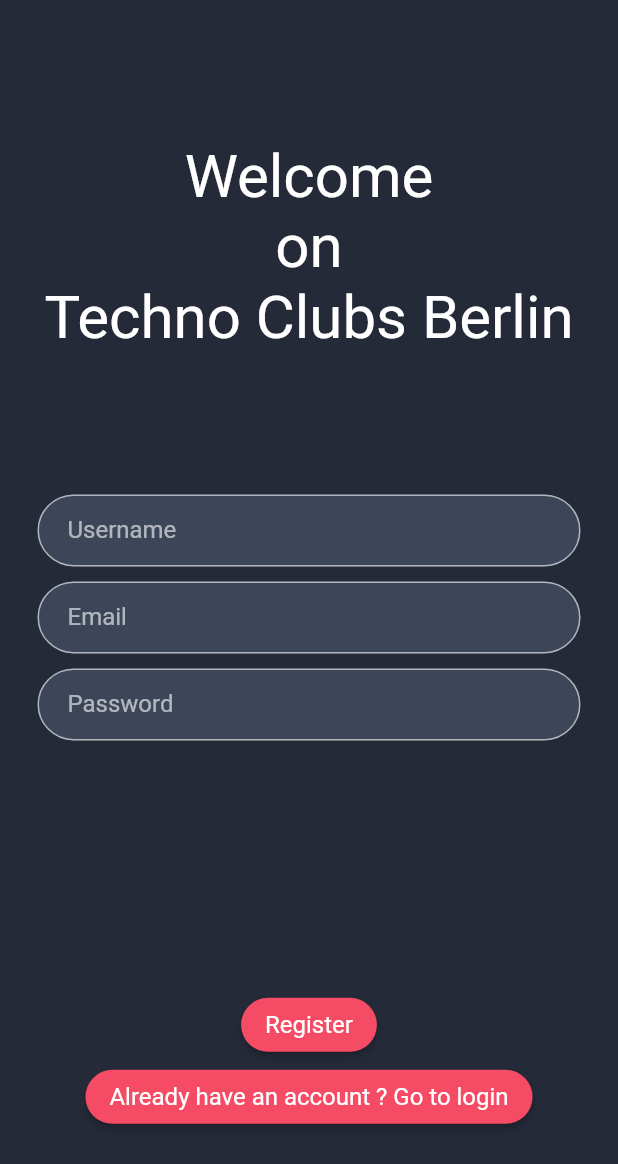
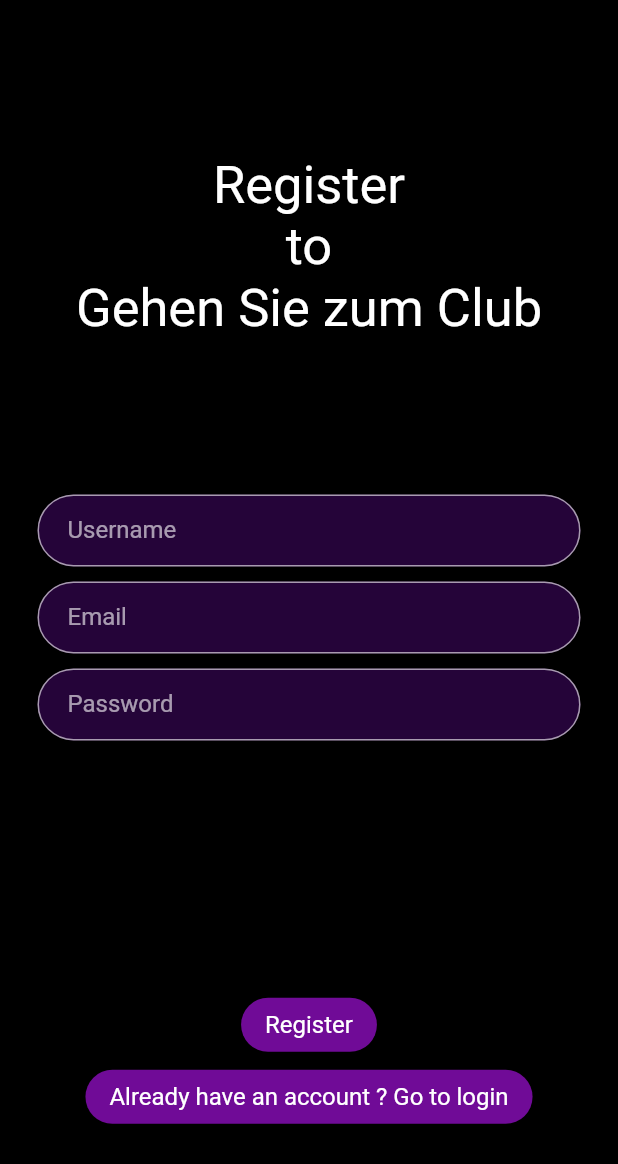
Before and after one commit to tadam-m/M-Flutter-II, a Flutter app: the screen it shows after launch, after a tap on "No account ? Go to register", on a phone screen of 412 x 824 dp. Shown: the top 1164 px of the screen. Run offline on Flutter 3.47's test engine with Material 2 defaults, Android fonts, the phone set to English and light mode, and no system bars; our stand-ins replace audioplayers, get, google_fonts.

Commit message:
[CHANGE] theme color and ringtone of the app + [UPDATE] api calls with /users

```diff
--- a/lib/API/api_manager.dart
+++ b/lib/API/api_manager.dart
@@ -11,7 +11,7 @@ class ApiManager
 
   static Future<User> loginUser(String username, String password) async {
     final response = await http.post(
-      Uri.parse(baseUrl + '/login'),
+      Uri.parse(baseUrl + '/users/login'),
       headers: <String, String>{
         'Content-Type': 'application/json; charset=UTF-8',
       },
@@ -30,7 +30,7 @@ class ApiManager
 
   static Future<User> registerUser(String username, String password) async {
     final response = await http.post(
-      Uri.parse(baseUrl + '/register'),
+      Uri.parse(baseUrl + '/users/register'),
       headers: <String, String>{
         'Content-Type': 'application/json; charset=UTF-8',
       },
--- a/lib/API/custom_exception.dart
+++ b/lib/API/custom_exception.dart
@@ -12,7 +12,7 @@ class CustomException implements Exception {
 
 class FetchDataException extends CustomException {
   FetchDataException(message)
-      : super(message.substring (1, message.length -1), "Error During Communication: ");
+      : super(message, "Error During Communication: ");
 }
 
 class BadRequestException extends CustomException {
--- a/lib/constants/colors.dart
+++ b/lib/constants/colors.dart
@@ -1,7 +1,7 @@
 import 'package:flutter/material.dart';
 
-const Color kSecondaryColor = Color(0xFF242A38);
-const Color kDarkGrey = Color(0xFF4E586E);
-const Color kPrimaryGradient1 = Color(0xFFF54B64);
-const Color kPrimaryGradient2 = Color(0xFFF78361);
+const Color kSecondaryColor = Color(0xFF000000);
+const Color kDarkGrey = Color(0xFF3E065F);
+const Color kPrimaryGradient1 = Color(0xFF700b97);
+const Color kPrimaryGradient2 = Color(0xFF8E05C2);
 const Color kBottonNavigationMenu = Color(0xFF20242F);
--- a/lib/screens/auth/login_screen.dart
+++ b/lib/screens/auth/login_screen.dart
@@ -52,15 +52,17 @@ class _LoginScreenState extends State<LoginScreen> {
                     ),
                     child: IntrinsicHeight(
                       child: Column(
+                        mainAxisAlignment: MainAxisAlignment.center,
                         children: <Widget>[
                           Expanded(
                             flex: 2,
                             child: Container(
                               alignment: Alignment.center,
-                              child: const Text(
-                                'Welcome\non\nTechno Clubs Berlin',
+                              child:
+                              const Text(
+                                'Already an Account ?',
                                 textAlign: TextAlign.center,
-                                style: TextStyle(fontSize: 40.0),
+                                style: TextStyle(fontSize: 35.0),
                               ),
                             ),
                           ),
--- a/lib/screens/auth/register_screen.dart
+++ b/lib/screens/auth/register_screen.dart
@@ -66,9 +66,9 @@ class _RegisterScreenState extends State<RegisterScreen> {
                           child: Container(
                             alignment: Alignment.center,
                             child: const Text(
-                              'Welcome\non\nTechno Clubs Berlin',
+                              'Register\nto\nGehen Sie zum Club',
                               textAlign: TextAlign.center,
-                              style: TextStyle(fontSize: 40.0),
+                              style: TextStyle(fontSize: 35.0),
                             ),
                           ),
                         ),
--- a/lib/screens/splash_screen.dart
+++ b/lib/screens/splash_screen.dart
@@ -16,7 +16,7 @@ class _SplashScreenState extends State<SplashScreen> {
 
   Future<void> _playAudio() async {
     await audioPlayer.play(
-      'https://zedge-ringtones.com/ringtones/f674c7deb01b7b02045328a85d03783b.mp3',
+      'https://zedge-ringtones.com/ringtones/43c6ef2253e993fa747cc0f64560dfd1.mp3',
     );
     await Future<void>.delayed(const Duration(seconds: 3));
     Get.offAllNamed(loginRoute);
@@ -36,16 +36,20 @@ class _SplashScreenState extends State<SplashScreen> {
           child: Column(
             mainAxisAlignment: MainAxisAlignment.center,
             children: const <Widget>[
+              Padding(
+                padding: EdgeInsets.only(top: 30.0),
+                child: Image(image: AssetImage('assets/icon-app.jpg')),
+              ),
               SizedBox(
                 child: Text(
-                  'Welcome\non\nTechno Clubs Berlin',
+                  'Welcome\non\nGehen Sie zum Club',
                   overflow: TextOverflow.ellipsis,
                   textAlign: TextAlign.center,
                   style: TextStyle(fontSize: 40.0),
                 ),
               ),
               Padding(
-                padding: EdgeInsets.only(top: 10.0),
+                padding: EdgeInsets.only(top: 50.0),
                 child: CircularProgressIndicator(value: null),
               ),
             ],
--- a/pubspec.yaml
+++ b/pubspec.yaml
@@ -30,7 +30,6 @@ dependencies:
   flutter:
     sdk: flutter
 
-
   # The following adds the Cupertino Icons font to your application.
   # Use with the CupertinoIcons class for iOS style icons.
   cupertino_icons: ^1.0.2
@@ -60,7 +59,8 @@ dev_dependencies:
 
 # The following section is specific to Flutter.
 flutter:
-
+  assets:
+    - assets/
   # The following line ensures that the Material Icons font is
   # included with your application, so that you can use the icons in
   # the material Icons class.
```
Also changed, not shown: assets/icon-app.jpg (added).
